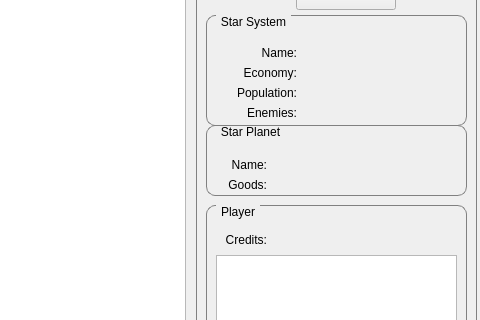
Qt form GalaxyGame/Student/mainwindow.ui (ado130/GalaxyGame) before a commit; both pictures show x 544 to 1024 and y 214 to 534 of the 1024 by 670 pixel window.
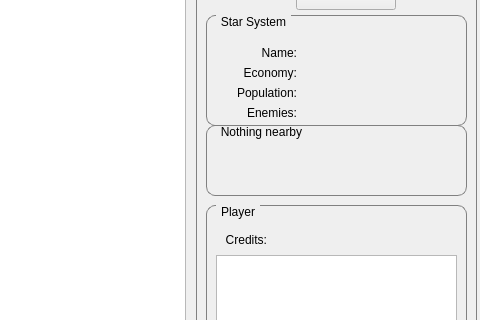
The same form after that commit. Icons and pictures are not drawn.

Commit message: right panel from mainWindow updated with collision with NPC ship

```diff
--- a/GalaxyGame/Student/mainwindow.ui
+++ b/GalaxyGame/Student/mainwindow.ui
@@ -373,7 +373,7 @@
 }</string>
      </property>
      <property name="title">
-      <string>Star Planet</string>
+      <string>Nothing nearby</string>
      </property>
      <widget class="QLabel" name="label_8">
       <property name="geometry">
@@ -385,7 +385,7 @@
        </rect>
       </property>
       <property name="text">
-       <string>Name:</string>
+       <string/>
       </property>
       <property name="alignment">
        <set>Qt::AlignRight|Qt::AlignTrailing|Qt::AlignVCenter</set>
@@ -396,7 +396,7 @@
        <rect>
         <x>70</x>
         <y>30</y>
-        <width>101</width>
+        <width>181</width>
         <height>20</height>
        </rect>
       </property>
@@ -412,7 +412,7 @@
        <rect>
         <x>70</x>
         <y>50</y>
-        <width>101</width>
+        <width>181</width>
         <height>20</height>
        </rect>
       </property>
@@ -433,7 +433,7 @@
        </rect>
       </property>
       <property name="text">
-       <string>Goods:</string>
+       <string/>
       </property>
       <property name="alignment">
        <set>Qt::AlignRight|Qt::AlignTrailing|Qt::AlignVCenter</set>
```
Left out of the diff: 6 changed lines with no effect on the pictures. The commit also changes 1 other file.
